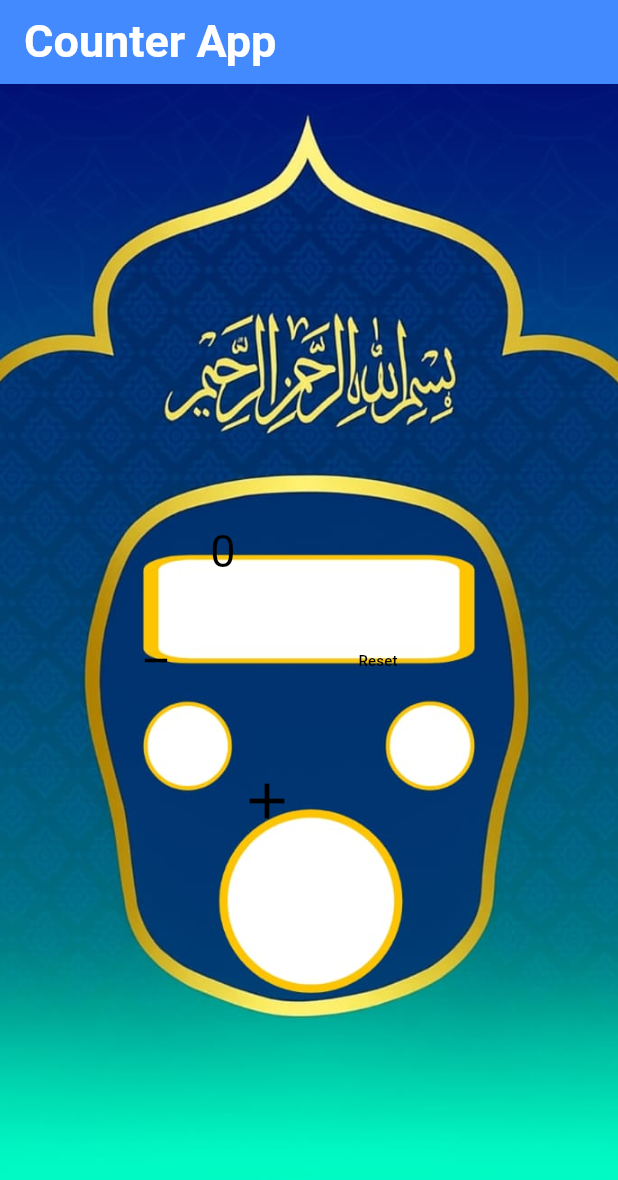
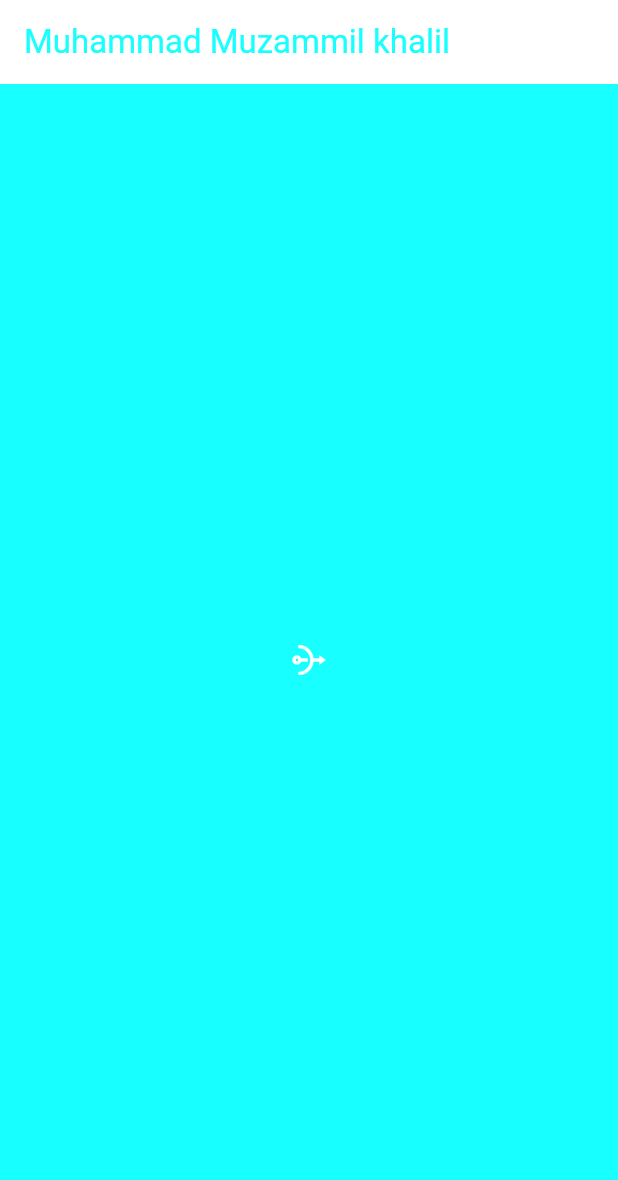
Before and after one commit to MuzammilKhalil789/atm, a Flutter app: the screen it shows after launch, on a phone screen of 412 x 824 dp. Shown: the top 1180 px of the screen. Run offline on Flutter 3.47's test engine with Material 3 defaults, Android fonts, the phone set to English and light mode, and no system bars.

Commit message:
ternary class

```diff
--- a/lib/main.dart
+++ b/lib/main.dart
@@ -1,6 +1,7 @@
 import 'package:atm/Counter.dart';
 import 'package:atm/calculator.dart';
 import 'package:atm/stack%20class.dart';
+import 'package:atm/ternary%20operator.dart';
 import 'package:flutter/material.dart';
 void main()
 {
@@ -13,7 +14,10 @@ class MyApp extends StatelessWidget {
   Widget build(BuildContext context) {
     return MaterialApp(
       debugShowCheckedModeBanner: false,
-      home:StackCounter(),
+      home:
+      TernaryClass(),
+
+      //StackCounter(),
       //Stack(),
       //Calculator(),
      // Counter(),
--- /dev/null
+++ b/lib/ternary operator.dart
@@ -0,0 +1,227 @@
+import 'package:flutter/material.dart';
+class TernaryClass extends StatefulWidget {
+  const TernaryClass({super.key});
+
+  @override
+  State<TernaryClass> createState() => _TernaryClassState();
+}
+
+class _TernaryClassState extends State<TernaryClass> {
+  int isSelect=1;
+  @override
+  Widget build(BuildContext context) {
+    return Scaffold(
+      appBar: AppBar(
+        backgroundColor: isSelect==1?Colors.white:Colors.white,
+        title: Text('Muhammad Muzammil khalil',style: TextStyle(color: isSelect==1?Colors.cyanAccent:Colors.grey),),
+      ),
+      backgroundColor:isSelect==1?Colors.cyanAccent:Colors.grey,
+      body: Center(child: IconButton(onPressed: (){
+        if(isSelect==0)
+          {
+            isSelect=1;
+          }
+        else{
+          isSelect=0;
+    }
+        setState(() {
+
+        });
+    }, icon: Icon(Icons.nat,color: isSelect==1?Colors.white:Colors.white,),),
+      ));
+  }
+}
+
+
+
+
+
+
+
+
+
+
+
+
+
+
+
+
+
+
+
+
+
+
+
+
+
+
+
+
+
+
+
+
+
+
+
+
+
+
+
+
+
+
+
+
+// import 'package:flutter/material.dart';
+// class TernaryClass extends StatefulWidget {
+//   const TernaryClass({super.key});
+//
+//   @override
+//   State<TernaryClass> createState() => _TernaryClassState();
+// }
+//
+// class _TernaryClassState extends State<TernaryClass> {
+//   int isSelect=1;
+//   @override
+//   Widget build(BuildContext context) {
+//     return Scaffold(
+//       appBar: AppBar(
+//         backgroundColor: isSelect==1?Colors.black:Colors.white,
+//         title: Text('Muhammad Muzammil khalil',style: TextStyle(color: isSelect==1?Colors.white:Colors.black),),
+//       ),
+//       backgroundColor:isSelect==1?Colors.white:Colors.black ,
+//       body: Center(child: IconButton(onPressed: (){
+//         if(isSelect==0)
+//           {
+//             isSelect=1;
+//           }
+//         else{
+//           isSelect=0;
+//         }
+//         setState(() {
+//
+//         });
+//       }, icon: Icon(Icons.emoji_events,color: isSelect==1?Colors.black:Colors.white,)),),
+//     );
+//   }
+// }
+//
+//
+//
+//
+//
+//
+//
+//
+//
+//
+//
+//
+//
+//
+//
+//
+//
+//
+//
+//
+//
+//
+//
+//
+//
+//
+//
+//
+//
+//
+// // import 'package:flutter/material.dart';
+// // class TernaryClass extends StatefulWidget {
+// //   const TernaryClass({super.key});
+// //
+// //   @override
+// //   State<TernaryClass> createState() => _TernaryClassState();
+// // }
+// //
+// // class _TernaryClassState extends State<TernaryClass> {
+// //   int isSelect=1;
+// //   @override
+// //   Widget build(BuildContext context) {
+// //     return Scaffold(
+// //       appBar: AppBar(
+// //         backgroundColor: isSelect==1?Colors.green:Colors.grey,
+// //         title: Text('Muzammil Khalil',style: TextStyle(color: isSelect==1?Colors.white:Colors.black),),
+// //       ),
+// //       backgroundColor: isSelect==1?Colors.grey:Colors.lightBlueAccent,
+// //       body: Center(child: IconButton(onPressed: (){
+// //         if(isSelect==0)
+// //           {
+// //             isSelect=1;
+// //           }
+// //         else{
+// //           isSelect=0;
+// //         }
+// //         setState(() {
+// //
+// //         });
+// //       }, icon: Icon(Icons.school,color: isSelect==1?Colors.purpleAccent:Colors.lightBlueAccent,)),),
+// //     );
+// //   }
+// // }
+// //
+// //
+// //
+// //
+// //
+// //
+// //
+// //
+// //
+// //
+// //
+// //
+// //
+// //
+// //
+// //
+// //
+// //
+// //
+// //
+// // // import 'package:flutter/material.dart';
+// // //
+// // // class TernaryClass extends StatefulWidget {
+// // //   const TernaryClass({super.key});
+// // //
+// // //   @override
+// // //   State<TernaryClass> createState() => _TernaryClassState();
+// // // }
+// // //
+// // // class _TernaryClassState extends State<TernaryClass> {
+// // //   int isSelect=1;
+// // //   @override
+// // //   Widget build(BuildContext context) {
+// // //     return Scaffold(
+// // //       appBar: AppBar(
+// // //         backgroundColor: isSelect==1?Colors.blue:Colors.white,
+// // //         title: Text('Muzammil',style: TextStyle(color: isSelect==1?Colors.white:Colors.black),)
+// // //       ),
+// // //       backgroundColor: isSelect==1?Colors.orange:Colors.black,
+// // //       body: Center(child: IconButton(onPressed: (){
+// // //         if (isSelect==0)
+// // //           {
+// // //             isSelect=1;
+// // //           }
+// // //         else{
+// // //           isSelect=0;
+// // //         }
+// // //         setState(() {
+// // //
+// // //         });
+// // //       }, icon: Icon(Icons.home,color: isSelect==1?Colors.white:Colors.green,)),),
+// // //     );
+// // //   }
+// // // }
```
Also changed, not shown: lib/stack class.dart (+14 -2 lines).
